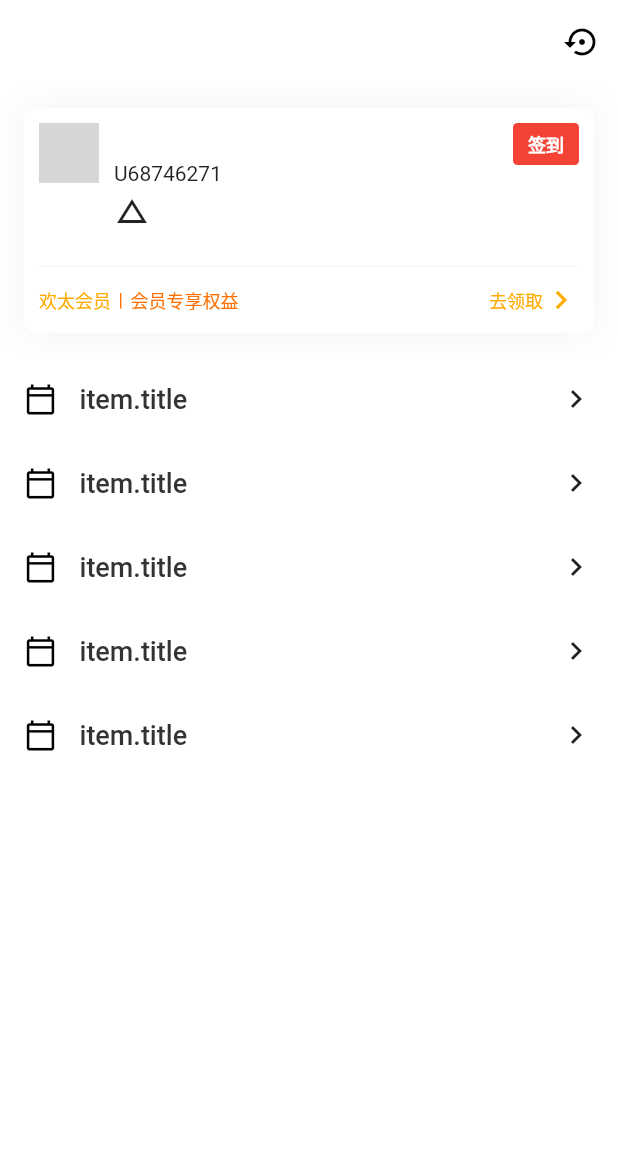
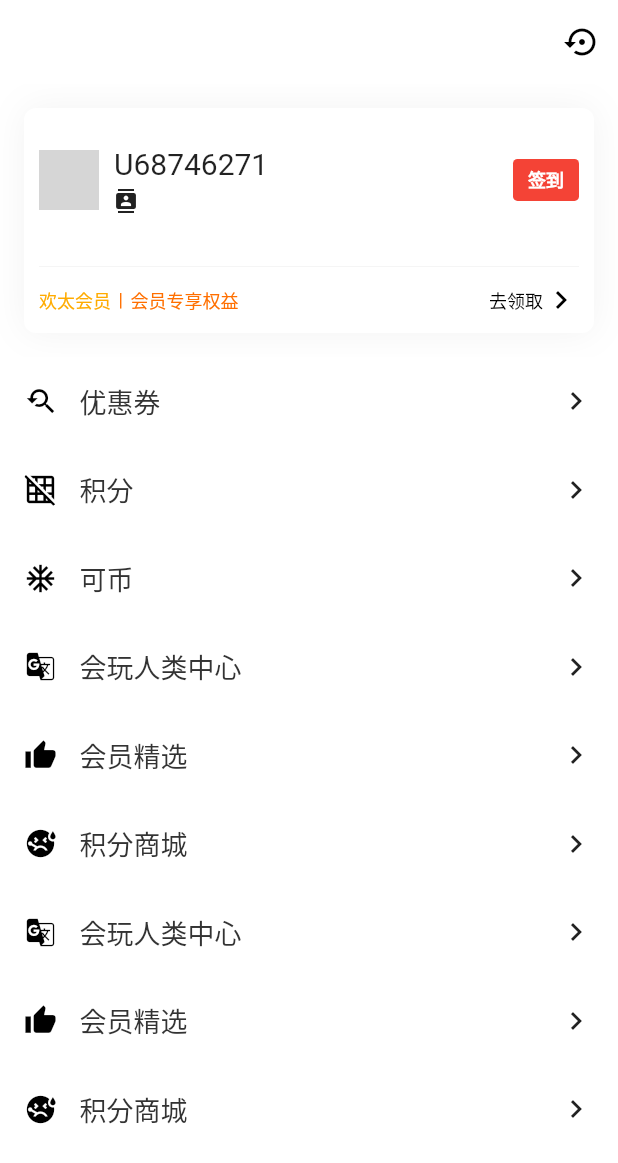
Before and after one commit to MaLuns/flutter_study, a Flutter app: the ShopMy screen opened directly, on a phone screen of 412 x 824 dp. Shown: the top 1163 px of the screen. Run offline on Flutter 3.47's test engine with Material 2 defaults, Android fonts, the phone set to English and light mode, and no system bars; our stand-ins replace toast; network calls fail; grey boxes are pictures that could not be loaded.

Commit message:
upd: update

```diff
--- a/lib/demo_app/study_app/components/basice_app_layout.dart
+++ b/lib/demo_app/study_app/components/basice_app_layout.dart
@@ -23,6 +23,7 @@ class BasiceAppLayout extends StatelessWidget {
       appBar: AppBar(
         title: Text(title),
         centerTitle: true,
+        elevation: 0,
       ),
       body: Container(
         padding: EdgeInsets.fromLTRB(pl, pt, pr, pb),
--- a/lib/demo_app/study_app/home.dart
+++ b/lib/demo_app/study_app/home.dart
@@ -41,9 +41,11 @@ class WidgetStudy extends StatelessWidget {
     return Scaffold(
       backgroundColor: Color(0xFFf7f7f7),
       appBar: AppBar(
-        centerTitle: true,
+        /*  centerTitle: true, */
         title: Text('Flutter'),
         elevation: 0.0,
+        brightness: Brightness.dark,
+        leadingWidth: 215,
       ),
       body: ListTitleComponent(listModel),
       bottomNavigationBar: BottomAppBar(
--- a/lib/demo_app/study_app/views/basic_widgets/basic_container_demo.dart
+++ b/lib/demo_app/study_app/views/basic_widgets/basic_container_demo.dart
@@ -101,6 +101,7 @@ class BasicContainerDemo extends StatelessWidget {
         H2Title(title: 'Container 综合'),
         UnconstrainedBox(
           child: Container(
+            clipBehavior: Clip.antiAlias,
             margin: EdgeInsets.only(bottom: 40),
             constraints: BoxConstraints.expand(height: 150, width: 145),
             decoration: BoxDecoration(
@@ -128,6 +129,7 @@ class BasicContainerDemo extends StatelessWidget {
             ),
           ),
         ),
+        Align()
       ],
     );
   }
--- a/lib/demo_app/theme_shop/index.dart
+++ b/lib/demo_app/theme_shop/index.dart
@@ -27,7 +27,7 @@ class _ThemeShopHomeState extends State<ThemeShopHome> {
       title: 'Flutter Study',
       debugShowCheckedModeBanner: false,
       theme: ThemeData(
-        primaryColor: Colors.red[600],
+        primaryColor: Colors.red[400],
         highlightColor: Color.fromRGBO(0, 0, 0, 0),
         splashColor: Color.fromRGBO(0, 0, 0, 0),
       ),
--- a/lib/demo_app/theme_shop/views/my/shop_my.dart
+++ b/lib/demo_app/theme_shop/views/my/shop_my.dart
@@ -1,4 +1,54 @@
 import 'package:flutter/material.dart';
+import 'package:flutter_study/demo_app/study_app/models/list_model.dart';
+import 'widget/discounts_page.dart';
+
+final List<ListModel> listModel = [
+  ListModel(
+    title: '优惠券',
+    icon: Icons.youtube_searched_for,
+    route: DiscountsPage(),
+  ),
+  ListModel(
+    title: '积分',
+    icon: Icons.grid_off,
+    route: 'BasicWidgetsDemo',
+  ),
+  ListModel(
+    title: '可币',
+    icon: Icons.ac_unit,
+    route: 'BasicWidgetsDemo',
+  ),
+  ListModel(
+    title: '会玩人类中心',
+    icon: Icons.g_translate_rounded,
+    route: 'BasicWidgetsDemo',
+  ),
+  ListModel(
+    title: '会员精选',
+    icon: Icons.thumb_up,
+    route: 'BasicWidgetsDemo',
+  ),
+  ListModel(
+    title: '积分商城',
+    icon: Icons.sick,
+    route: 'BasicWidgetsDemo',
+  ),
+  ListModel(
+    title: '会玩人类中心',
+    icon: Icons.g_translate_rounded,
+    route: 'BasicWidgetsDemo',
+  ),
+  ListModel(
+    title: '会员精选',
+    icon: Icons.thumb_up,
+    route: 'BasicWidgetsDemo',
+  ),
+  ListModel(
+    title: '积分商城',
+    icon: Icons.sick,
+    route: 'BasicWidgetsDemo',
+  ),
+];
 
 class ShopMy extends StatelessWidget {
   //
@@ -21,8 +71,10 @@ class ShopMy extends StatelessWidget {
       child: Column(
         children: [
           Expanded(
+            child: Padding(
+              padding: EdgeInsets.only(bottom: 20),
               child: Row(
-              crossAxisAlignment: CrossAxisAlignment.start,
+                crossAxisAlignment: CrossAxisAlignment.center,
                 children: [
                   CircleAvatar(backgroundImage: NetworkImage('https://tse1-mm.cn.bing.net/th/id/OIP.hSoeIT4UrJixFmB6QXxiDwAAAA?w=180&h=180&c=7&o=5&pid=1.7')),
                   Padding(padding: EdgeInsets.only(left: 10)),
@@ -31,9 +83,9 @@ class ShopMy extends StatelessWidget {
                       crossAxisAlignment: CrossAxisAlignment.start,
                       mainAxisAlignment: MainAxisAlignment.center,
                       children: [
-                      Text('U68746271'),
+                        Text('U68746271', style: TextStyle(fontSize: 20)),
                         Padding(padding: EdgeInsets.only(top: 5)),
-                      Icon(Icons.change_history),
+                        Icon(Icons.contacts, size: 16),
                       ],
                     ),
                   ),
@@ -55,6 +107,7 @@ class ShopMy extends StatelessWidget {
                 ],
               ),
             ),
+          ),
           Container(
             decoration: BoxDecoration(
               border: Border(
@@ -70,8 +123,8 @@ class ShopMy extends StatelessWidget {
                 Expanded(
                   child: Text('会员专享权益', style: TextStyle(fontSize: 12, color: Colors.amber[900])),
                 ),
-                Text('去领取', style: TextStyle(fontSize: 12, color: Colors.amberAccent[700])),
-                Icon(Icons.navigate_next, color: Colors.amberAccent[700]),
+                Text('去领取', style: TextStyle(fontSize: 12, color: Colors.black)),
+                Icon(Icons.navigate_next, color: Colors.black),
               ],
             ),
           )
@@ -82,9 +135,12 @@ class ShopMy extends StatelessWidget {
 
   Widget renderList() {
     return ListView.builder(
-      itemCount: 5,
+      itemCount: listModel.length,
       itemBuilder: (BuildContext context, int index) {
-        return Container(
+        ListModel item = listModel[index];
+
+        return GestureDetector(
+          child: Container(
             color: Colors.white,
             padding: EdgeInsets.all(16.0),
             child: Row(
@@ -92,7 +148,7 @@ class ShopMy extends StatelessWidget {
                 ClipRRect(
                   borderRadius: BorderRadius.circular(4),
                   child: Icon(
-                  Icons.calendar_today_outlined,
+                    item.icon,
                     color: Colors.black,
                     size: 22,
                   ),
@@ -100,7 +156,7 @@ class ShopMy extends StatelessWidget {
                 Padding(padding: EdgeInsets.only(left: 15)),
                 Expanded(
                   child: Text(
-                  'item.title',
+                    item.title,
                     style: TextStyle(
                       fontSize: 18,
                       fontWeight: FontWeight.w500,
@@ -111,6 +167,14 @@ class ShopMy extends StatelessWidget {
                 Icon(Icons.navigate_next),
               ],
             ),
+          ),
+          onTap: () {
+            /*   if (item.route.runtimeType == String) {
+              Navigator.pushNamed(context, item.route);
+            } else { */
+            Navigator.push(context, MaterialPageRoute(builder: (context) => item.route));
+            /*  } */
+          },
         );
       },
       physics: BouncingScrollPhysics(),
--- a/lib/main.dart
+++ b/lib/main.dart
@@ -24,7 +24,7 @@ class MyApp extends StatelessWidget {
       theme: ThemeData(
         primaryColor: Colors.blue[600],
         highlightColor: Color.fromRGBO(0, 0, 0, 0),
-        splashColor: Color.fromRGBO(0, 0, 0, .1),
+        splashColor: Color.fromRGBO(0, 0, 0, 0),
       ),
       routes: routes,
       initialRoute: '/',
```
Also changed, not shown: lib/demo_app/study_app/views/basic_widgets/basic_layout_demo.dart (+56 -39 lines), lib/demo_app/study_app/views/basic_widgets/basic_text_demo.dart (+21 -6 lines), lib/demo_app/study_app/views/basic_widgets/basic_widgets_demo.dart (+8 -8 lines), lib/demo_app/theme_shop/views/my/widget/discounts_page.dart (added, +169 -0 lines). Lines whose indentation alone changed are shown as unchanged.
